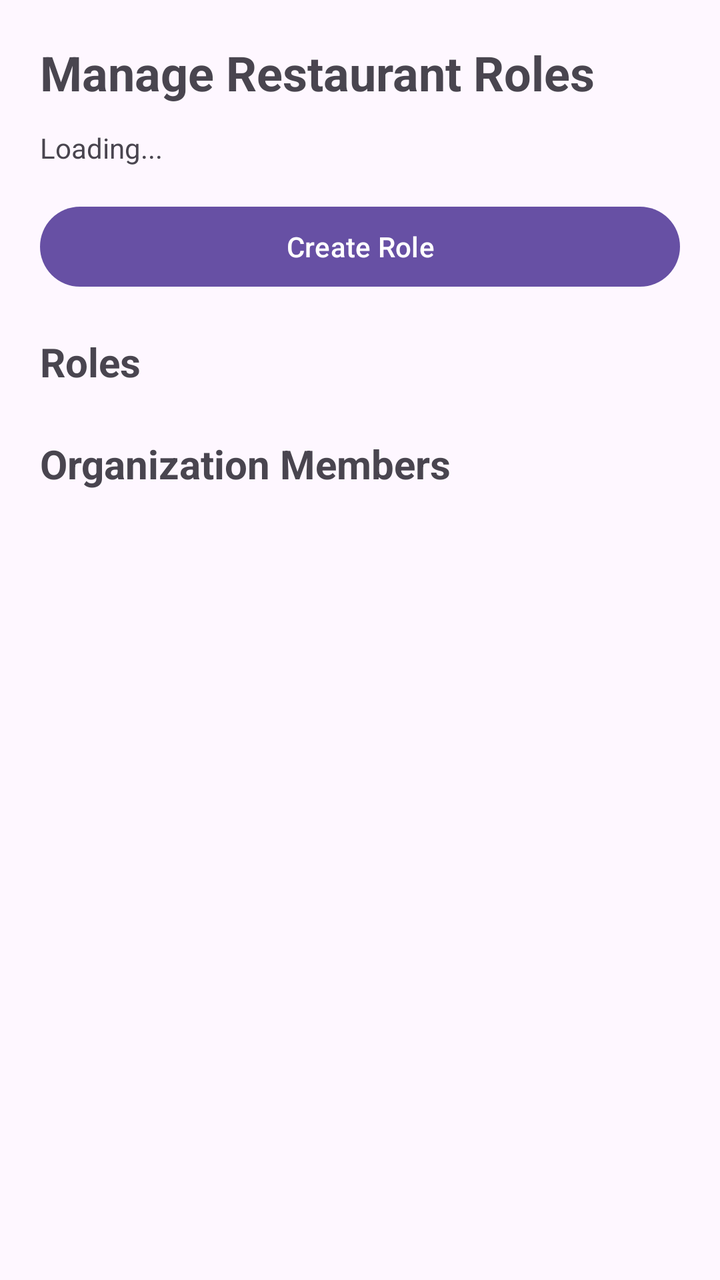
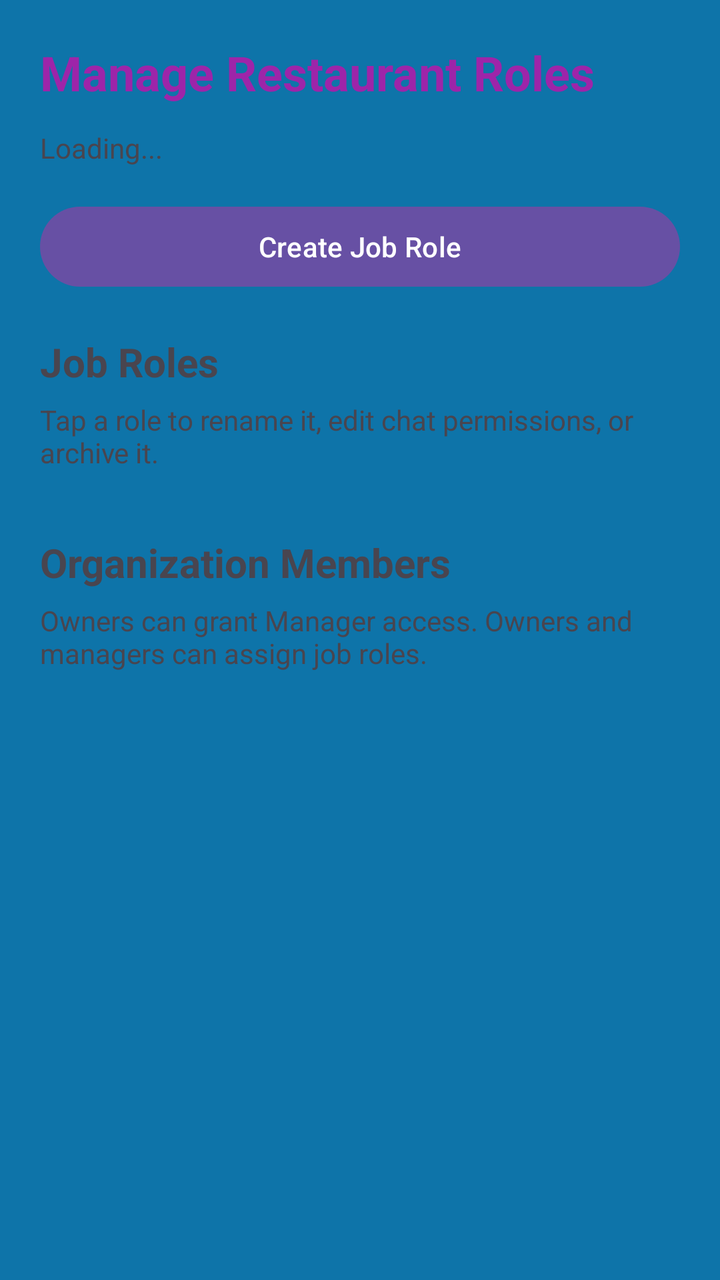

Before-and-after screenshots of an Android layout around one commit, followed by the original layout XML and the change that was made.
<!-- AndroidManifest.xml: application theme Theme.StaffLink -->
<!-- res/layout/activity_manage_roles.xml -->
<?xml version="1.0" encoding="utf-8"?>
<ScrollView xmlns:android="http://schemas.android.com/apk/res/android"
    android:layout_width="match_parent"
    android:layout_height="match_parent"
    android:fillViewport="true">

    <LinearLayout
        android:layout_width="match_parent"
        android:layout_height="wrap_content"
        android:orientation="vertical"
        android:padding="20dp">

        <TextView
            android:layout_width="match_parent"
            android:layout_height="wrap_content"
            android:text="Manage Restaurant Roles"
            android:textSize="24sp"
            android:textStyle="bold" />

        <TextView
            android:id="@+id/rolesStatusText"
            android:layout_width="match_parent"
            android:layout_height="wrap_content"
            android:layout_marginTop="12dp"
            android:text="Loading..." />

        <Button
            android:id="@+id/createRoleButton"
            android:layout_width="match_parent"
            android:layout_height="wrap_content"
            android:layout_marginTop="16dp"
            android:text="Create Role" />

        <TextView
            android:layout_width="match_parent"
            android:layout_height="wrap_content"
            android:layout_marginTop="20dp"
            android:text="Roles"
            android:textSize="20sp"
            android:textStyle="bold" />

        <LinearLayout
            android:id="@+id/rolesContainer"
            android:layout_width="match_parent"
            android:layout_height="wrap_content"
            android:orientation="vertical" />

        <TextView
            android:layout_width="match_parent"
            android:layout_height="wrap_content"
            android:layout_marginTop="24dp"
            android:text="Organization Members"
            android:textSize="20sp"
            android:textStyle="bold" />

        <LinearLayout
            android:id="@+id/membersContainer"
            android:layout_width="match_parent"
            android:layout_height="wrap_content"
            android:layout_marginTop="8dp"
            android:orientation="vertical" />
    </LinearLayout>
</ScrollView>
<!-- resources referenced by this layout -->
<resources>
  <style name="Theme.StaffLink" parent="Base.Theme.StaffLink" />
  <style name="Base.Theme.StaffLink" parent="Theme.Material3.DayNight.NoActionBar">
          
          
      </style>
</resources>

<!-- the commit's change to res/layout/activity_manage_roles.xml (unified diff, before → after) -->
@@ -2,6 +2,7 @@
 <ScrollView xmlns:android="http://schemas.android.com/apk/res/android"
     android:layout_width="match_parent"
     android:layout_height="match_parent"
+    android:background="@color/background"
     android:fillViewport="true">
 
     <LinearLayout
@@ -14,6 +15,7 @@
             android:layout_width="match_parent"
             android:layout_height="wrap_content"
             android:text="Manage Restaurant Roles"
+            android:textColor="@color/stafflink_1"
             android:textSize="24sp"
             android:textStyle="bold" />
 
@@ -29,20 +31,29 @@
             android:layout_width="match_parent"
             android:layout_height="wrap_content"
             android:layout_marginTop="16dp"
-            android:text="Create Role" />
+            android:text="Create Job Role"
+            android:textAllCaps="false" />
 
         <TextView
             android:layout_width="match_parent"
             android:layout_height="wrap_content"
             android:layout_marginTop="20dp"
-            android:text="Roles"
+            android:text="Job Roles"
             android:textSize="20sp"
             android:textStyle="bold" />
+
+        <TextView
+            android:layout_width="match_parent"
+            android:layout_height="wrap_content"
+            android:layout_marginTop="6dp"
+            android:text="Tap a role to rename it, edit chat permissions, or archive it."
+            android:textSize="14sp" />
 
         <LinearLayout
             android:id="@+id/rolesContainer"
             android:layout_width="match_parent"
             android:layout_height="wrap_content"
+            android:layout_marginTop="8dp"
             android:orientation="vertical" />
 
         <TextView
@@ -53,6 +64,13 @@
             android:textSize="20sp"
             android:textStyle="bold" />
 
+        <TextView
+            android:layout_width="match_parent"
+            android:layout_height="wrap_content"
+            android:layout_marginTop="6dp"
+            android:text="Owners can grant Manager access. Owners and managers can assign job roles."
+            android:textSize="14sp" />
+
         <LinearLayout
             android:id="@+id/membersContainer"
             android:layout_width="match_parent"
<!-- resource entries referenced after the edit -->
@@ -1,5 +1,7 @@
 <!-- resources referenced by this layout -->
 <resources>
+  <color name="background">#0E74A9</color>
+  <color name="stafflink_1">#9D25A9</color>
   <style name="Theme.StaffLink" parent="Base.Theme.StaffLink" />
   <style name="Base.Theme.StaffLink" parent="Theme.Material3.DayNight.NoActionBar">
           
